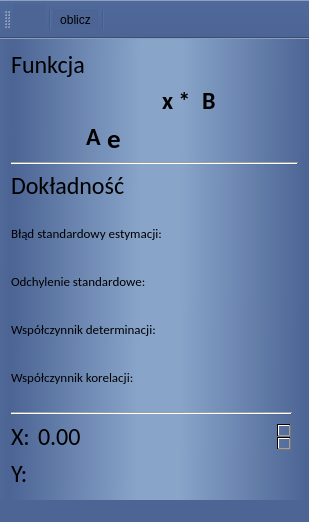
This is AproxymationExtrapolation/mainwindow.ui in Berlisia/MetodyNumeryczne as Qt 5 draws it before an edit. The edited form follows.
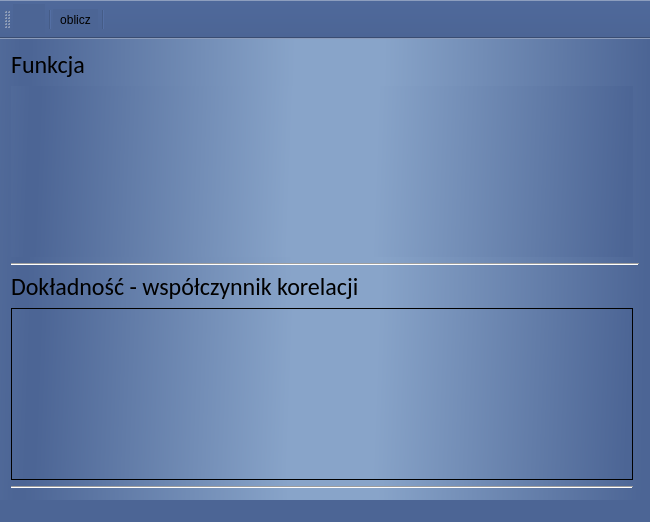
This is the edited form. Icons and pictures are not drawn.

```diff
--- a/AproxymationExtrapolation/mainwindow.ui
+++ b/AproxymationExtrapolation/mainwindow.ui
@@ -9,7 +9,7 @@
    <rect>
     <x>0</x>
     <y>0</y>
-    <width>309</width>
+    <width>650</width>
     <height>522</height>
    </rect>
   </property>
@@ -29,180 +29,27 @@
    </property>
    <layout class="QGridLayout" name="gridLayout">
     <item row="9" column="0">
-     <layout class="QFormLayout" name="formLayout">
-      <property name="sizeConstraint">
-       <enum>QLayout::SetMinimumSize</enum>
+     <widget class="Line" name="line">
+      <property name="orientation">
+       <enum>Qt::Horizontal</enum>
       </property>
-      <item row="0" column="0">
-       <widget class="QLabel" name="label_2">
-        <property name="font">
-         <font>
-          <family>Calibri</family>
-          <pointsize>10</pointsize>
-         </font>
-        </property>
-        <property name="styleSheet">
-         <string notr="true">background-color:qlineargradient(spread:pad, x1:1, y1:1, x2:0, y2:0, stop:1 rgba(20, 26, 60, 0))</string>
-        </property>
-        <property name="text">
-         <string>Błąd standardowy estymacji:</string>
-        </property>
-       </widget>
-      </item>
-      <item row="1" column="0">
-       <widget class="QLabel" name="label_3">
-        <property name="font">
-         <font>
-          <family>Calibri</family>
-          <pointsize>10</pointsize>
-         </font>
-        </property>
-        <property name="styleSheet">
-         <string notr="true">background-color:qlineargradient(spread:pad, x1:1, y1:1, x2:0, y2:0, stop:1 rgba(20, 26, 60, 0))</string>
-        </property>
-        <property name="text">
-         <string>Odchylenie standardowe:</string>
-        </property>
-       </widget>
-      </item>
-      <item row="2" column="0">
-       <widget class="QLabel" name="label_5">
-        <property name="font">
-         <font>
-          <family>Calibri</family>
-          <pointsize>10</pointsize>
-         </font>
-        </property>
-        <property name="styleSheet">
-         <string notr="true">background-color:qlineargradient(spread:pad, x1:1, y1:1, x2:0, y2:0, stop:1 rgba(20, 26, 60, 0))</string>
-        </property>
-        <property name="text">
-         <string>Współczynnik determinacji:</string>
-        </property>
-       </widget>
-      </item>
-      <item row="3" column="0">
-       <widget class="QLabel" name="label_6">
-        <property name="font">
-         <font>
-          <family>Calibri</family>
-          <pointsize>10</pointsize>
-         </font>
-        </property>
-        <property name="styleSheet">
-         <string notr="true">background-color:qlineargradient(spread:pad, x1:1, y1:1, x2:0, y2:0, stop:1 rgba(20, 26, 60, 0))</string>
-        </property>
-        <property name="text">
-         <string>Współczynnik korelacji:</string>
-        </property>
-       </widget>
-      </item>
-      <item row="0" column="1">
-       <widget class="QTextBrowser" name="standardErrorOfEstymation">
-        <property name="sizePolicy">
-         <sizepolicy hsizetype="Minimum" vsizetype="Minimum">
-          <horstretch>0</horstretch>
-          <verstretch>0</verstretch>
-         </sizepolicy>
-        </property>
-        <property name="maximumSize">
-         <size>
-          <width>80</width>
-          <height>30</height>
-         </size>
-        </property>
-        <property name="font">
-         <font>
-          <family>Calibri</family>
-          <pointsize>10</pointsize>
-          <weight>75</weight>
-          <bold>true</bold>
-         </font>
-        </property>
-        <property name="styleSheet">
-         <string notr="true">background-color:qlineargradient(spread:pad, x1:1, y1:1, x2:0, y2:0, stop:1 rgba(20, 26, 60, 0))</string>
-        </property>
-        <property name="frameShape">
-         <enum>QFrame::NoFrame</enum>
-        </property>
-        <property name="frameShadow">
-         <enum>QFrame::Plain</enum>
-        </property>
-       </widget>
-      </item>
-      <item row="1" column="1">
-       <widget class="QTextBrowser" name="standardDeviationForRegresionLine">
-        <property name="maximumSize">
-         <size>
-          <width>80</width>
-          <height>30</height>
-         </size>
-        </property>
-        <property name="font">
-         <font>
-          <family>Calibri</family>
-          <pointsize>10</pointsize>
-          <weight>75</weight>
-          <bold>true</bold>
-         </font>
-        </property>
-        <property name="styleSheet">
-         <string notr="true">background-color:qlineargradient(spread:pad, x1:1, y1:1, x2:0, y2:0, stop:1 rgba(20, 26, 60, 0))</string>
-        </property>
-        <property name="frameShape">
-         <enum>QFrame::NoFrame</enum>
-        </property>
-       </widget>
-      </item>
-      <item row="2" column="1">
-       <widget class="QTextBrowser" name="coefficientOfdetermination">
-        <property name="maximumSize">
-         <size>
-          <width>80</width>
-          <height>30</height>
-         </size>
-        </property>
-        <property name="font">
-         <font>
-          <family>Calibri</family>
-          <pointsize>10</pointsize>
-          <weight>75</weight>
-          <bold>true</bold>
-         </font>
-        </property>
-        <property name="styleSheet">
-         <string notr="true">background-color:qlineargradient(spread:pad, x1:1, y1:1, x2:0, y2:0, stop:1 rgba(20, 26, 60, 0))</string>
-        </property>
-        <property name="frameShape">
-         <enum>QFrame::NoFrame</enum>
-        </property>
-       </widget>
-      </item>
-      <item row="3" column="1">
-       <widget class="QTextBrowser" name="correlationCoefficient">
-        <property name="maximumSize">
-         <size>
-          <width>80</width>
-          <height>30</height>
-         </size>
-        </property>
-        <property name="font">
-         <font>
-          <family>Calibri</family>
-          <pointsize>10</pointsize>
-          <weight>75</weight>
-          <bold>true</bold>
-         </font>
-        </property>
-        <property name="styleSheet">
-         <string notr="true">background-color:qlineargradient(spread:pad, x1:1, y1:1, x2:0, y2:0, stop:1 rgba(20, 26, 60, 0))</string>
-        </property>
-        <property name="frameShape">
-         <enum>QFrame::NoFrame</enum>
-        </property>
-       </widget>
-      </item>
-     </layout>
+     </widget>
+    </item>
+    <item row="5" column="0">
+     <widget class="QLabel" name="label_4">
+      <property name="font">
+       <font>
+        <family>Calibri</family>
+        <pointsize>18</pointsize>
+       </font>
+      </property>
+      <property name="styleSheet">
+       <string notr="true">background-color:qlineargradient(spread:pad, x1:1, y1:1, x2:0, y2:0, stop:1 rgba(20, 26, 60, 0))</string>
+      </property>
+      <property name="text">
+       <string>Dokładność - współczynnik korelacji</string>
+      </property>
+     </widget>
     </item>
     <item row="0" column="0">
      <widget class="QLabel" name="label">
@@ -220,183 +67,36 @@
       </property>
      </widget>
     </item>
-    <item row="6" column="0">
-     <widget class="QLabel" name="label_4">
-      <property name="font">
-       <font>
-        <family>Calibri</family>
-        <pointsize>18</pointsize>
-       </font>
-      </property>
-      <property name="styleSheet">
-       <string notr="true">background-color:qlineargradient(spread:pad, x1:1, y1:1, x2:0, y2:0, stop:1 rgba(20, 26, 60, 0))</string>
-      </property>
-      <property name="text">
-       <string>Dokładność</string>
-      </property>
-     </widget>
-    </item>
-    <item row="10" column="0">
-     <widget class="Line" name="line">
-      <property name="orientation">
-       <enum>Qt::Horizontal</enum>
-      </property>
-     </widget>
-    </item>
-    <item row="5" column="0" colspan="2">
+    <item row="4" column="0" colspan="2">
      <widget class="Line" name="line_2">
       <property name="orientation">
        <enum>Qt::Horizontal</enum>
       </property>
      </widget>
     </item>
-    <item row="11" column="0" rowspan="2">
-     <layout class="QFormLayout" name="formLayout_2">
-      <item row="2" column="0">
-       <widget class="QLabel" name="label_8">
-        <property name="font">
-         <font>
-          <family>Calibri</family>
-          <pointsize>18</pointsize>
-         </font>
-        </property>
-        <property name="styleSheet">
-         <string notr="true">background-color:qlineargradient(spread:pad, x1:1, y1:1, x2:0, y2:0, stop:1 rgba(20, 26, 60, 0))</string>
-        </property>
-        <property name="text">
-         <string>Y:</string>
-        </property>
-       </widget>
-      </item>
-      <item row="1" column="0">
-       <widget class="QLabel" name="label_9">
-        <property name="font">
-         <font>
-          <family>Calibri</family>
-          <pointsize>18</pointsize>
-         </font>
-        </property>
-        <property name="styleSheet">
-         <string notr="true">background-color:qlineargradient(spread:pad, x1:1, y1:1, x2:0, y2:0, stop:1 rgba(20, 26, 60, 0))</string>
-        </property>
-        <property name="text">
-         <string>X:</string>
-        </property>
-       </widget>
-      </item>
-      <item row="1" column="1">
-       <widget class="QDoubleSpinBox" name="valueGet">
-        <property name="font">
-         <font>
-          <family>Calibri</family>
-          <pointsize>18</pointsize>
-         </font>
-        </property>
-        <property name="layoutDirection">
-         <enum>Qt::LeftToRight</enum>
-        </property>
-        <property name="autoFillBackground">
-         <bool>false</bool>
-        </property>
-        <property name="styleSheet">
-         <string notr="true">border-radius: 10px;
-background-color:qlineargradient(spread:pad, x1:1, y1:1, x2:0, y2:0, stop:1 rgba(20, 26, 60, 0))</string>
-        </property>
-       </widget>
-      </item>
-      <item row="2" column="1">
-       <widget class="QLabel" name="valueDisplay">
-        <property name="font">
-         <font>
-          <family>Calibri</family>
-          <pointsize>18</pointsize>
-         </font>
-        </property>
-        <property name="styleSheet">
-         <string notr="true">background-color:qlineargradient(spread:pad, x1:1, y1:1, x2:0, y2:0, stop:1 rgba(20, 26, 60, 0))</string>
-        </property>
-        <property name="text">
-         <string/>
-        </property>
-       </widget>
-      </item>
-     </layout>
+    <item row="1" column="0">
+     <widget class="QTableWidget" name="tableWidget">
+      <property name="font">
+       <font>
+        <family>Calibri</family>
+        <pointsize>11</pointsize>
+        <weight>75</weight>
+        <bold>true</bold>
+       </font>
+      </property>
+      <property name="frameShape">
+       <enum>QFrame::NoFrame</enum>
+      </property>
+      <property name="frameShadow">
+       <enum>QFrame::Sunken</enum>
+      </property>
+      <property name="gridStyle">
+       <enum>Qt::NoPen</enum>
+      </property>
+     </widget>
     </item>
-    <item row="2" column="0" rowspan="2">
-     <layout class="QGridLayout" name="gridLayout_2">
-      <item row="2" column="0" alignment="Qt::AlignRight|Qt::AlignTop">
-       <widget class="QLabel" name="factorA">
-        <property name="font">
-         <font>
-          <family>Calibri</family>
-          <pointsize>18</pointsize>
-          <weight>75</weight>
-          <bold>true</bold>
-         </font>
-        </property>
-        <property name="styleSheet">
-         <string notr="true">background-color:qlineargradient(spread:pad, x1:1, y1:1, x2:0, y2:0, stop:1 rgba(20, 26, 60, 0))</string>
-        </property>
-        <property name="text">
-         <string>A</string>
-        </property>
-       </widget>
-      </item>
-      <item row="0" column="1" alignment="Qt::AlignRight|Qt::AlignBottom">
-       <widget class="QLabel" name="label_10">
-        <property name="font">
-         <font>
-          <family>Calibri</family>
-          <pointsize>18</pointsize>
-          <weight>75</weight>
-          <bold>true</bold>
-         </font>
-        </property>
-        <property name="styleSheet">
-         <string notr="true">background-color:qlineargradient(spread:pad, x1:1, y1:1, x2:0, y2:0, stop:1 rgba(20, 26, 60, 0))</string>
-        </property>
-        <property name="text">
-         <string>x * </string>
-        </property>
-       </widget>
-      </item>
-      <item row="0" column="2" alignment="Qt::AlignBottom">
-       <widget class="QLabel" name="factorB">
-        <property name="font">
-         <font>
-          <family>Calibri</family>
-          <pointsize>18</pointsize>
-          <weight>75</weight>
-          <bold>true</bold>
-         </font>
-        </property>
-        <property name="styleSheet">
-         <string notr="true">background-color:qlineargradient(spread:pad, x1:1, y1:1, x2:0, y2:0, stop:1 rgba(20, 26, 60, 0))</string>
-        </property>
-        <property name="text">
-         <string>B</string>
-        </property>
-       </widget>
-      </item>
-      <item row="2" column="1" colspan="2">
-       <widget class="QLabel" name="label_7">
-        <property name="font">
-         <font>
-          <family>Calibri</family>
-          <pointsize>20</pointsize>
-          <weight>75</weight>
-          <bold>true</bold>
-         </font>
-        </property>
-        <property name="styleSheet">
-         <string notr="true">background-color:qlineargradient(spread:pad, x1:1, y1:1, x2:0, y2:0, stop:1 rgba(20, 26, 60, 0))</string>
-        </property>
-        <property name="text">
-         <string>e</string>
-        </property>
-       </widget>
-      </item>
-     </layout>
+    <item row="8" column="0">
+     <widget class="QTableWidget" name="tableWidgetAccuracy"/>
     </item>
    </layout>
   </widget>
```
Left out of the diff: 2 changed lines with no effect on the pictures.
